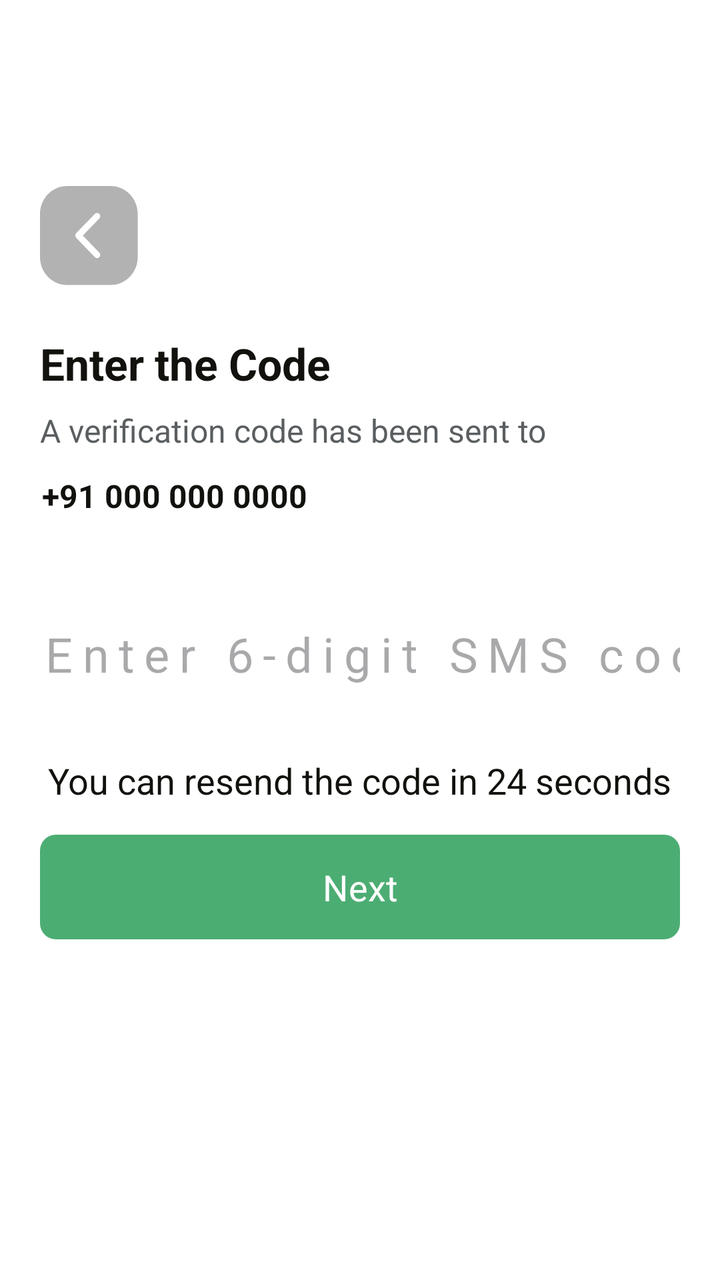
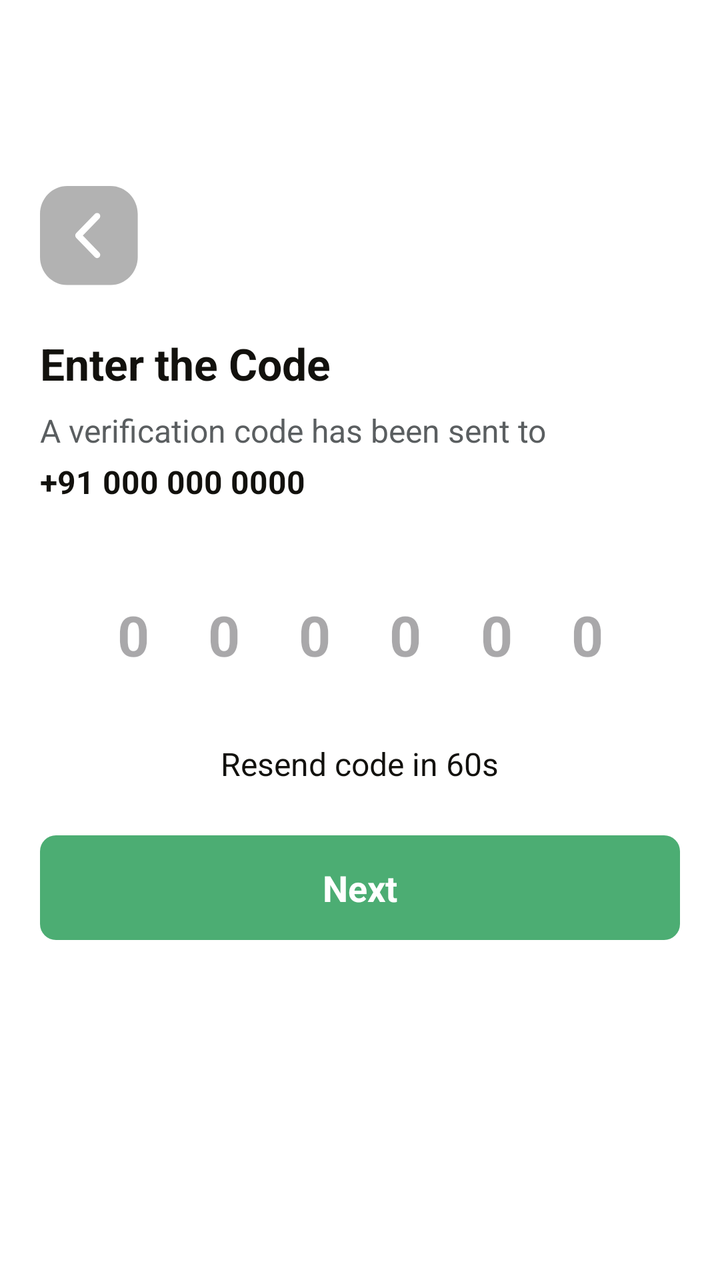

The first picture is an Android layout as it rendered before a commit; the second is the same layout after the commit. The layout source and the unified diff follow.
<!-- AndroidManifest.xml: application theme Theme.GrocHub -->
<!-- res/layout/activity_number_enter_verification.xml -->
<?xml version="1.0" encoding="utf-8"?>
<LinearLayout
    xmlns:android="http://schemas.android.com/apk/res/android"
    xmlns:tools="http://schemas.android.com/tools"
    xmlns:app="http://schemas.android.com/apk/res-auto"
    android:background="#FFFFFF"
    android:orientation="vertical"
    android:layout_width="match_parent"
    android:layout_height="match_parent">

    <ScrollView
        android:layout_width="match_parent"
        android:layout_height="wrap_content"
        android:layout_weight="1"
        android:background="#FFFFFF">

        <LinearLayout
            android:layout_width="match_parent"
            android:layout_height="match_parent"
            android:orientation="vertical">

            <LinearLayout
                android:layout_width="match_parent"
                android:layout_height="wrap_content"
                android:paddingHorizontal="20dp"
                android:layout_marginTop="93dp"
                android:layout_marginBottom="48dp"
                android:orientation="vertical">

                <LinearLayout
                    android:layout_width="wrap_content"
                    android:layout_height="wrap_content"
                    android:gravity="center_horizontal"
                    android:layout_marginBottom="24dp"
                    android:orientation="vertical">

                    <ImageView
                        android:id="@+id/r4ydvwq8ilww"
                        android:layout_width="50dp"
                        android:layout_height="50dp"
                        android:background="@drawable/back_button_trasparent"
                        android:scaleType="fitXY" />
                </LinearLayout>

                <LinearLayout
                    android:layout_width="match_parent"
                    android:layout_height="wrap_content"
                    android:orientation="vertical">

                    <LinearLayout
                        android:layout_width="match_parent"
                        android:layout_height="wrap_content"
                        android:layout_marginBottom="32dp"
                        android:orientation="vertical">

                        <LinearLayout
                            android:layout_width="match_parent"
                            android:layout_height="wrap_content"
                            android:layout_marginBottom="32dp"
                            android:orientation="vertical">

                            <TextView
                                android:textColor="#12110D"
                                android:textSize="22sp"
                                android:textStyle="bold"
                                android:layout_marginBottom="8dp"
                                android:layout_height="wrap_content"
                                android:layout_width="wrap_content"
                                android:text="Enter the Code" />

                            <LinearLayout
                                android:layout_width="match_parent"
                                android:layout_height="wrap_content"
                                android:paddingBottom="5dp"
                                android:orientation="vertical">

                                <TextView
                                    android:textColor="#5A5E60"
                                    android:textSize="16sp"
                                    android:layout_marginBottom="11dp"
                                    android:layout_height="wrap_content"
                                    android:layout_width="wrap_content"
                                    android:text="A verification code has been sent to" />

                                <TextView
                                    android:id="@+id/r56362criajk"
                                    android:textColor="#12110D"
                                    android:textSize="16sp"
                                    android:textStyle="bold"
                                    android:layout_marginStart="1dp"
                                    android:layout_height="wrap_content"
                                    android:layout_width="wrap_content"
                                    android:text="+91 000 000 0000" />
                            </LinearLayout>
                        </LinearLayout>

                        <EditText
                            android:id="@+id/et_code_input"
                            android:layout_width="match_parent"
                            android:layout_height="wrap_content"
                            android:hint="Enter 6-digit SMS code"
                            android:inputType="number"
                            android:gravity="center"
                            android:maxLength="6"
                            android:letterSpacing="0.2"
                            android:textSize="24sp"
                            android:background="@android:color/transparent"
                            android:paddingVertical="15dp"
                            android:layout_marginBottom="20dp"/>

                        <TextView
                            android:textColor="#12110D"
                            android:textSize="18sp"
                            android:layout_height="wrap_content"
                            android:layout_width="wrap_content"
                            android:text="You can resend the code in 24 seconds"
                            android:layout_gravity="center_horizontal"
                            android:layout_marginBottom="15dp" />

                        <LinearLayout
                            android:id="@+id/r9p525jbg3i7"
                            android:layout_width="match_parent"
                            android:layout_height="wrap_content"
                            android:gravity="center_horizontal"
                            android:background="@drawable/add_to_cart_bg"
                            android:paddingVertical="14dp"
                            android:clickable="true"
                            android:focusable="true"
                            android:orientation="vertical">

                            <TextView
                                android:textColor="#FFFFFF"
                                android:textSize="18sp"
                                android:layout_height="wrap_content"
                                android:layout_width="38dp"
                                android:gravity="center"
                                android:text="Next" />
                        </LinearLayout>
                    </LinearLayout>
                </LinearLayout>
            </LinearLayout>
        </LinearLayout>
    </ScrollView>
</LinearLayout>
<!-- resources referenced by this layout -->
<resources>
  <!-- drawable add_to_cart_bg (drawable) -->
  <shape xmlns:android="http://schemas.android.com/apk/res/android">
      <solid android:color="@color/Primary" />
      <corners android:radius="8dp"/>
  </shape>
  <!-- drawable back_button_trasparent (drawable) -->
  <vector xmlns:android="http://schemas.android.com/apk/res/android"
      android:width="32dp"
      android:height="31dp"
      android:viewportWidth="32"
      android:viewportHeight="31">
      <path
          android:fillColor="#4D000000"
          android:pathData="M0 8.69c0-2.3 0.92-4.52 2.55-6.14 1.63-1.63 3.84-2.55 6.14-2.55h13.9c4.8 0 8.69 3.89 8.69 8.69v13.32c0 4.8-3.89 8.69-8.69 8.69h-13.9c-4.8 0-8.69-3.89-8.69-8.69z"/>
      <path
          android:strokeColor="#FFFFFFFF"
          android:strokeWidth="2"
          android:strokeLineCap="round"
          android:strokeLineJoin="round"
          android:pathData="M18.28 21.35l-6-6 6-6"/>
  </vector>
  <style name="Theme.GrocHub" parent="Base.Theme.GrocHub" />
  <color name="Primary">#4CAD73</color>
  <style name="Base.Theme.GrocHub" parent="Theme.Material3.DayNight.NoActionBar">
          
          
      </style>
</resources>

<!-- the commit's change to res/layout/activity_number_enter_verification.xml (unified diff, before → after) -->
@@ -11,134 +11,95 @@
     <ScrollView
         android:layout_width="match_parent"
         android:layout_height="wrap_content"
-        android:layout_weight="1"
-        android:background="#FFFFFF">
+        android:layout_weight="1">
 
         <LinearLayout
             android:layout_width="match_parent"
-            android:layout_height="match_parent"
-            android:orientation="vertical">
+            android:layout_height="wrap_content"
+            android:orientation="vertical"
+            android:paddingHorizontal="20dp"
+            android:layout_marginTop="93dp">
+
+            <ImageView
+                android:id="@+id/r4ydvwq8ilww"
+                android:layout_width="50dp"
+                android:layout_height="50dp"
+                android:background="@drawable/back_button_trasparent"
+                android:scaleType="fitXY"
+                android:layout_marginBottom="24dp"/>
+
+            <TextView
+                android:textColor="#12110D"
+                android:textSize="22sp"
+                android:textStyle="bold"
+                android:layout_marginBottom="8dp"
+                android:layout_height="wrap_content"
+                android:layout_width="wrap_content"
+                android:text="Enter the Code" />
+
+            <TextView
+                android:textColor="#5A5E60"
+                android:textSize="16sp"
+                android:layout_marginBottom="4dp"
+                android:layout_height="wrap_content"
+                android:layout_width="wrap_content"
+                android:text="A verification code has been sent to" />
+
+            <TextView
+                android:id="@+id/r56362criajk"
+                android:textColor="#12110D"
+                android:textSize="16sp"
+                android:textStyle="bold"
+                android:layout_marginBottom="32dp"
+                android:layout_height="wrap_content"
+                android:layout_width="wrap_content"
+                android:text="+91 000 000 0000" />
+
+            <EditText
+                android:id="@+id/et_code_input"
+                android:layout_width="match_parent"
+                android:layout_height="wrap_content"
+                android:hint="0 0 0 0 0 0"
+                android:inputType="number"
+                android:gravity="center"
+                android:maxLength="6"
+                android:letterSpacing="0.4"
+                android:textSize="28sp"
+                android:textStyle="bold"
+                android:background="@android:color/transparent"
+                android:paddingVertical="15dp"
+                android:layout_marginBottom="20dp"/>
+
+            <TextView
+                android:id="@+id/tv_timer"
+                android:textColor="#12110D"
+                android:textSize="16sp"
+                android:layout_height="wrap_content"
+                android:layout_width="wrap_content"
+                android:text="Resend code in 60s"
+                android:layout_gravity="center_horizontal"
+                android:layout_marginBottom="25dp" />
 
             <LinearLayout
+                android:id="@+id/r9p525jbg3i7"
                 android:layout_width="match_parent"
                 android:layout_height="wrap_content"
-                android:paddingHorizontal="20dp"
-                android:layout_marginTop="93dp"
-                android:layout_marginBottom="48dp"
-                android:orientation="vertical">
+                android:gravity="center"
+                android:background="@drawable/add_to_cart_bg"
+                android:paddingVertical="14dp"
+                android:clickable="true"
+                android:focusable="true">
 
-                <LinearLayout
+                <TextView
+                    android:id="@+id/btn_next_text"
+                    android:textColor="#FFFFFF"
+                    android:textSize="18sp"
+                    android:textStyle="bold"
+                    android:layout_height="wrap_content"
                     android:layout_width="wrap_content"
-                    android:layout_height="wrap_content"
-                    android:gravity="center_horizontal"
-                    android:layout_marginBottom="24dp"
-                    android:orientation="vertical">
+                    android:text="Next" />
+            </LinearLayout>
 
-                    <ImageView
-                        android:id="@+id/r4ydvwq8ilww"
-                        android:layout_width="50dp"
-                        android:layout_height="50dp"
-                        android:background="@drawable/back_button_trasparent"
-                        android:scaleType="fitXY" />
-                </LinearLayout>
-
-                <LinearLayout
-                    android:layout_width="match_parent"
-                    android:layout_height="wrap_content"
-                    android:orientation="vertical">
-
-                    <LinearLayout
-                        android:layout_width="match_parent"
-                        android:layout_height="wrap_content"
-                        android:layout_marginBottom="32dp"
-                        android:orientation="vertical">
-
-                        <LinearLayout
-                            android:layout_width="match_parent"
-                            android:layout_height="wrap_content"
-                            android:layout_marginBottom="32dp"
-                            android:orientation="vertical">
-
-                            <TextView
-                                android:textColor="#12110D"
-                                android:textSize="22sp"
-                                android:textStyle="bold"
-                                android:layout_marginBottom="8dp"
-                                android:layout_height="wrap_content"
-                                android:layout_width="wrap_content"
-                                android:text="Enter the Code" />
-
-                            <LinearLayout
-                                android:layout_width="match_parent"
-                                android:layout_height="wrap_content"
-                                android:paddingBottom="5dp"
-                                android:orientation="vertical">
-
-                                <TextView
-                                    android:textColor="#5A5E60"
-                                    android:textSize="16sp"
-                                    android:layout_marginBottom="11dp"
-                                    android:layout_height="wrap_content"
-                                    android:layout_width="wrap_content"
-                                    android:text="A verification code has been sent to" />
-
-                                <TextView
-                                    android:id="@+id/r56362criajk"
-                                    android:textColor="#12110D"
-                                    android:textSize="16sp"
-                                    android:textStyle="bold"
-                                    android:layout_marginStart="1dp"
-                                    android:layout_height="wrap_content"
-                                    android:layout_width="wrap_content"
-                                    android:text="+91 000 000 0000" />
-                            </LinearLayout>
-                        </LinearLayout>
-
-                        <EditText
-                            android:id="@+id/et_code_input"
-                            android:layout_width="match_parent"
-                            android:layout_height="wrap_content"
-                            android:hint="Enter 6-digit SMS code"
-                            android:inputType="number"
-                            android:gravity="center"
-                            android:maxLength="6"
-                            android:letterSpacing="0.2"
-                            android:textSize="24sp"
-                            android:background="@android:color/transparent"
-                            android:paddingVertical="15dp"
-                            android:layout_marginBottom="20dp"/>
-
-                        <TextView
-                            android:textColor="#12110D"
-                            android:textSize="18sp"
-                            android:layout_height="wrap_content"
-                            android:layout_width="wrap_content"
-                            android:text="You can resend the code in 24 seconds"
-                            android:layout_gravity="center_horizontal"
-                            android:layout_marginBottom="15dp" />
-
-                        <LinearLayout
-                            android:id="@+id/r9p525jbg3i7"
-                            android:layout_width="match_parent"
-                            android:layout_height="wrap_content"
-                            android:gravity="center_horizontal"
-                            android:background="@drawable/add_to_cart_bg"
-                            android:paddingVertical="14dp"
-                            android:clickable="true"
-                            android:focusable="true"
-                            android:orientation="vertical">
-
-                            <TextView
-                                android:textColor="#FFFFFF"
-                                android:textSize="18sp"
-                                android:layout_height="wrap_content"
-                                android:layout_width="38dp"
-                                android:gravity="center"
-                                android:text="Next" />
-                        </LinearLayout>
-                    </LinearLayout>
-                </LinearLayout>
-            </LinearLayout>
         </LinearLayout>
     </ScrollView>
 </LinearLayout>
